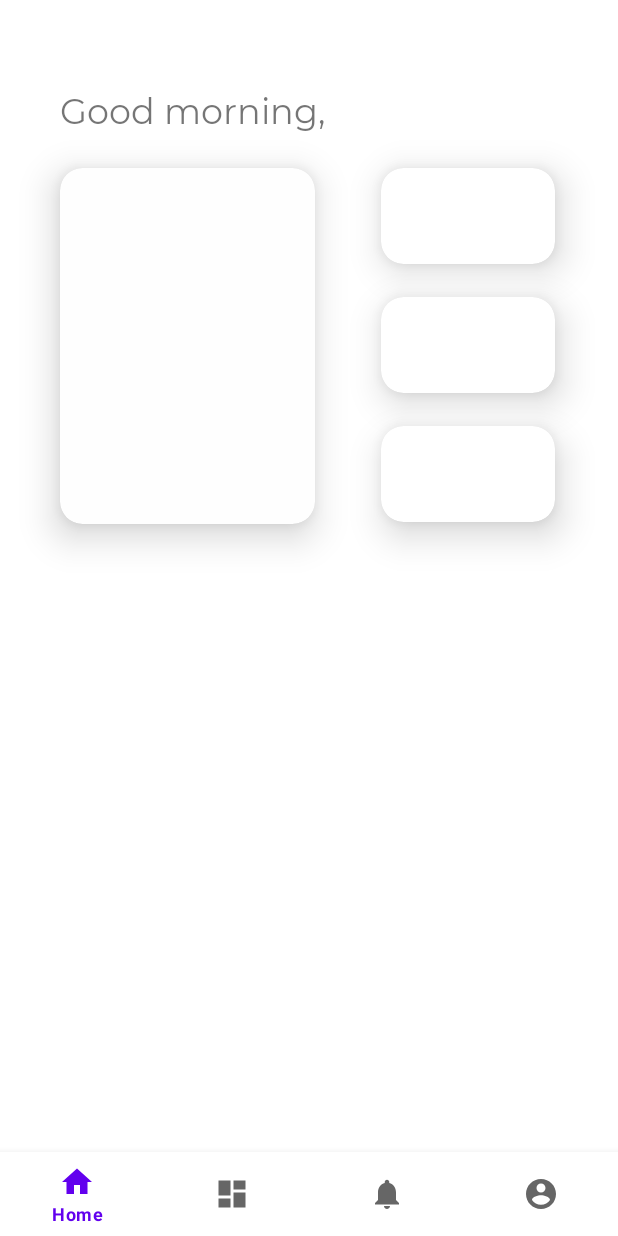
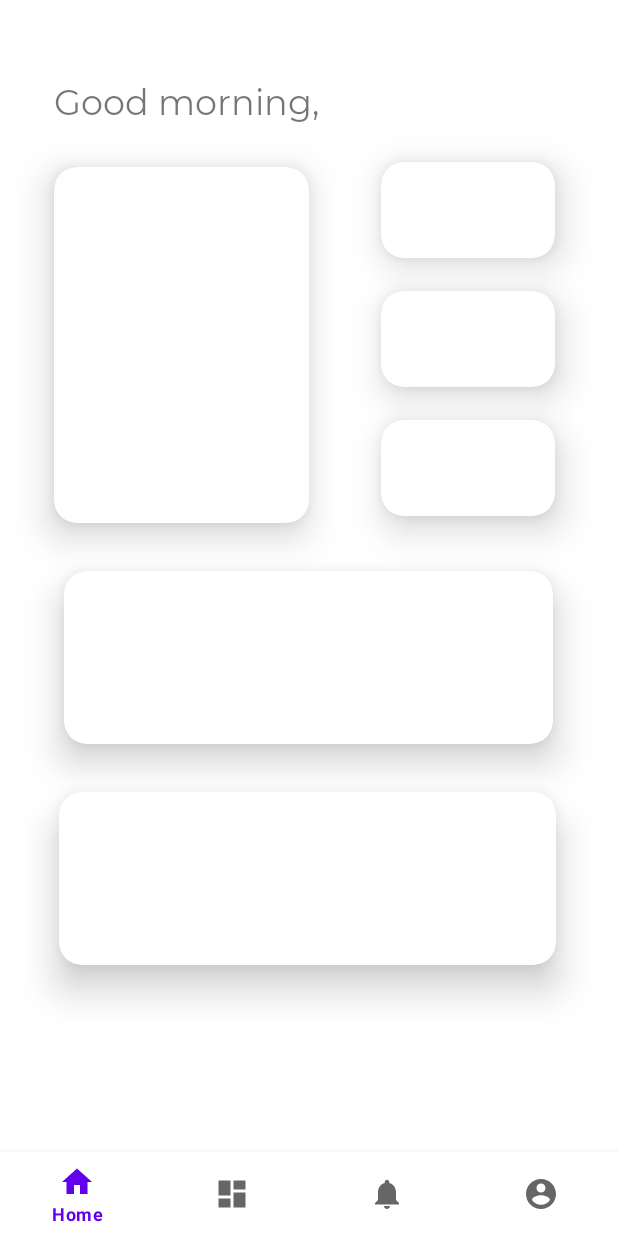
Before and after one commit to kietdh/Minimal, an Android app: the HomeFragment screen opened directly, with no data from a screen before it, on a phone screen of 412 x 824 dp. Run offline under Robolectric (Android 15) with nearby library versions, the phone set to English and light mode, and no system bars; our stand-ins replace Firebase (no records; nobody signed in at launch, a user with empty details on screens opened directly), navigation-ui; 2 statements that could not run were skipped.

Commit message:
Update GUI HomeUser Fragment.

```diff
--- a/app/src/main/res/layout/fragment_home.xml
+++ b/app/src/main/res/layout/fragment_home.xml
@@ -11,26 +11,23 @@
         android:id="@+id/txtWelcome"
         android:layout_width="wrap_content"
         android:layout_height="wrap_content"
-        android:layout_marginStart="40dp"
+        android:layout_marginStart="36dp"
+        android:layout_marginTop="52dp"
         android:fontFamily="@font/montserrat_regular"
         android:text="@string/welcome"
         android:textSize="23dp"
-        app:layout_constraintBottom_toTopOf="@+id/weatherCard"
         app:layout_constraintStart_toStartOf="parent"
-        app:layout_constraintTop_toTopOf="parent"
-        app:layout_constraintVertical_bias="0.717" />
+        app:layout_constraintTop_toTopOf="parent" />
 
     <TextView
         android:id="@+id/txtUsername"
         android:layout_width="wrap_content"
         android:layout_height="wrap_content"
         android:layout_marginStart="4dp"
-        android:layout_marginTop="60dp"
+        android:layout_marginTop="52dp"
         android:fontFamily="@font/montserrat_semi_bold"
         android:text="@string/default_name"
         android:textSize="23dp"
-        app:layout_constraintEnd_toEndOf="parent"
-        app:layout_constraintHorizontal_bias="0.0"
         app:layout_constraintStart_toEndOf="@+id/txtWelcome"
         app:layout_constraintTop_toTopOf="parent" />
 
@@ -38,15 +35,15 @@
         android:id="@+id/weatherCard"
         android:layout_width="170dp"
         android:layout_height="237dp"
-        android:layout_marginStart="40dp"
-        android:layout_marginTop="112dp"
+        android:layout_marginStart="36dp"
+        android:layout_marginTop="28dp"
         android:backgroundTint="@color/light_card"
         android:fadingEdgeLength="5dp"
         android:padding="0dp"
         app:cardCornerRadius="15dp"
         app:cardElevation="15dp"
         app:layout_constraintStart_toStartOf="parent"
-        app:layout_constraintTop_toTopOf="parent">
+        app:layout_constraintTop_toBottomOf="@+id/txtWelcome">
 
     </com.google.android.material.card.MaterialCardView>
 
@@ -54,8 +51,8 @@
         android:id="@+id/materialCardView"
         android:layout_width="116dp"
         android:layout_height="64dp"
-        android:layout_marginStart="44dp"
-        android:layout_marginTop="112dp"
+        android:layout_marginStart="48dp"
+        android:layout_marginTop="108dp"
         android:fadingEdgeLength="5dp"
         android:padding="0dp"
         app:cardCornerRadius="15dp"
@@ -69,7 +66,7 @@
         android:id="@+id/materialCardView_2"
         android:layout_width="116dp"
         android:layout_height="64dp"
-        android:layout_marginStart="44dp"
+        android:layout_marginStart="48dp"
         android:layout_marginTop="22dp"
         android:fadingEdgeLength="5dp"
         android:padding="0dp"
@@ -84,7 +81,7 @@
         android:id="@+id/materialCardView_3"
         android:layout_width="116dp"
         android:layout_height="64dp"
-        android:layout_marginStart="44dp"
+        android:layout_marginStart="48dp"
         android:layout_marginTop="22dp"
         android:fadingEdgeLength="5dp"
         android:padding="0dp"
@@ -95,4 +92,35 @@
 
     </com.google.android.material.card.MaterialCardView>
 
+    <com.google.android.material.card.MaterialCardView
+        android:id="@+id/materialCardView_4"
+        android:layout_width="326dp"
+        android:layout_height="115dp"
+        android:layout_marginTop="32dp"
+        android:padding="0dp"
+        app:cardCornerRadius="15dp"
+        app:cardElevation="15dp"
+        app:layout_constraintEnd_toEndOf="parent"
+        app:layout_constraintHorizontal_bias="0.494"
+        app:layout_constraintStart_toStartOf="parent"
+        app:layout_constraintTop_toBottomOf="@+id/weatherCard">
+
+    </com.google.android.material.card.MaterialCardView>
+
+    <com.google.android.material.card.MaterialCardView
+        android:id="@+id/materialCardView_5"
+        android:layout_width="331dp"
+        android:layout_height="115dp"
+        android:layout_marginTop="32dp"
+        android:padding="0dp"
+        app:cardCornerRadius="15dp"
+        app:cardElevation="15dp"
+        app:layout_constraintEnd_toEndOf="parent"
+        app:layout_constraintHorizontal_bias="0.487"
+        app:layout_constraintStart_toStartOf="parent"
+        app:layout_constraintTop_toBottomOf="@+id/materialCardView_4">
+
+    </com.google.android.material.card.MaterialCardView>
+
+
 </androidx.constraintlayout.widget.ConstraintLayout>
```
